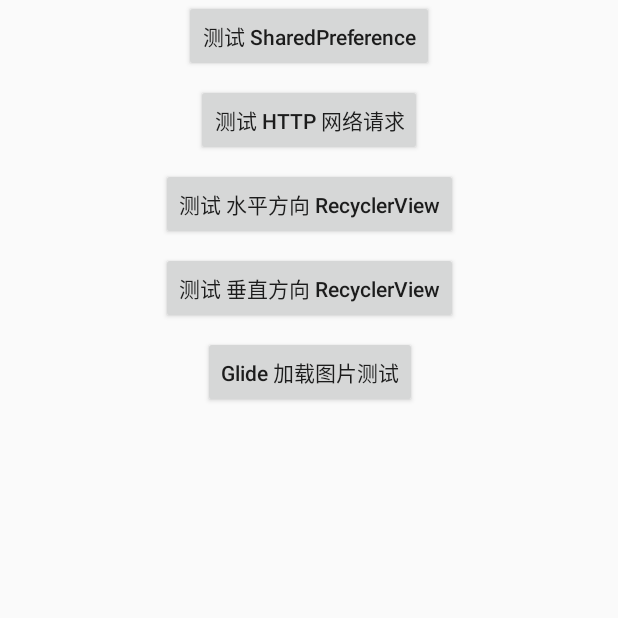
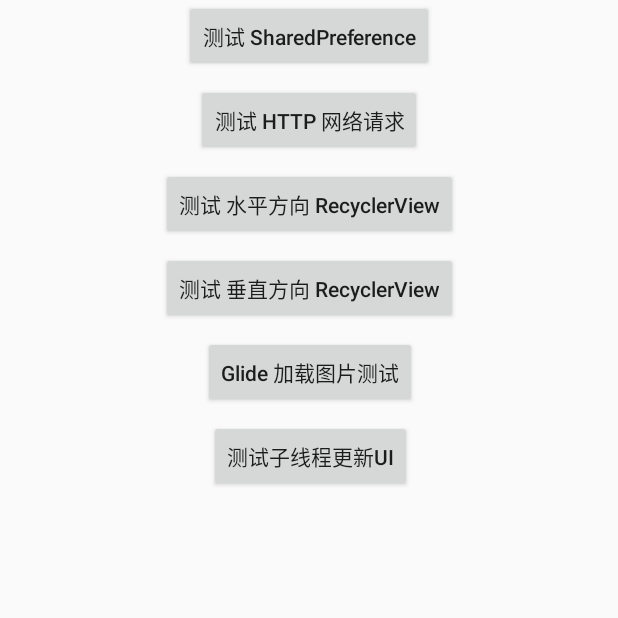
Before and after one commit to dyegral/android_learning_test, an Android app: the screen it shows after launch (MainActivity), on a phone screen of 412 x 824 dp, the top half of it. Run offline under Robolectric (Android 15) with nearby library versions, the phone set to English and light mode, and no system bars.

Commit message:
子线程跟新UI

```diff
--- a/app/src/main/AndroidManifest.xml
+++ b/app/src/main/AndroidManifest.xml
@@ -14,7 +14,8 @@
         android:supportsRtl="true"
         android:theme="@style/AppTheme"
         tools:ignore="GoogleAppIndexingWarning">
-        <activity android:name=".LoadImageTestActivity"></activity>
+        <activity android:name=".ThreadTestActivity"></activity>
+        <activity android:name=".LoadImageTestActivity" />
         <activity android:name=".RecyclerViewTestActivity" />
         <activity android:name=".MainActivity">
             <intent-filter>
--- a/app/src/main/java/com/example/myapplication/MainActivity.java
+++ b/app/src/main/java/com/example/myapplication/MainActivity.java
@@ -23,12 +23,14 @@ public class MainActivity extends BaseActivity implements View.OnClickListener {
         Button btn_rv_horizontal = findViewById(R.id.btn_recycler_view);
         Button btn_rv_vertical = findViewById(R.id.btn_recycler_view2);
         Button btn_load_img = findViewById(R.id.btn_load_img);
+        Button btn_thread = findViewById(R.id.btn_thread);
 
         btn_share_preference.setOnClickListener(this);
         btn_http.setOnClickListener(this);
         btn_rv_horizontal.setOnClickListener(this);
         btn_rv_vertical.setOnClickListener(this);
         btn_load_img.setOnClickListener(this);
+        btn_thread.setOnClickListener(this);
     }
 
     @Override
@@ -65,6 +67,12 @@ public class MainActivity extends BaseActivity implements View.OnClickListener {
                 startActivity(intent);
             }
             break;
+            case R.id.btn_thread:
+            {
+                Intent intent = new Intent(MainActivity.this, ThreadTestActivity.class);
+                startActivity(intent);
+            }
+            break;
         }
     }
 }
--- a/app/src/main/res/layout/activity_main.xml
+++ b/app/src/main/res/layout/activity_main.xml
@@ -31,7 +31,7 @@
         android:layout_width="wrap_content"
         android:layout_height="wrap_content"
         android:layout_marginTop="8dp"
-        android:text="@string/recyclerview_horizontal_test"
+        android:text="@string/recycler_view_horizontal_test"
         android:textAllCaps="false"
         app:layout_constraintEnd_toEndOf="@+id/btn_http"
         app:layout_constraintStart_toStartOf="@+id/btn_http"
@@ -42,7 +42,7 @@
         android:layout_width="wrap_content"
         android:layout_height="wrap_content"
         android:layout_marginTop="8dp"
-        android:text="@string/recyclerview_vertical_test"
+        android:text="@string/recycler_view_vertical_test"
         android:textAllCaps="false"
         app:layout_constraintEnd_toEndOf="@+id/btn_recycler_view"
         app:layout_constraintStart_toStartOf="@+id/btn_recycler_view"
@@ -59,4 +59,15 @@
         app:layout_constraintStart_toStartOf="@+id/btn_recycler_view2"
         app:layout_constraintTop_toBottomOf="@+id/btn_recycler_view2" />
 
+    <Button
+        android:id="@+id/btn_thread"
+        android:layout_width="wrap_content"
+        android:layout_height="wrap_content"
+        android:layout_marginTop="8dp"
+        android:text="@string/thread_test"
+        app:layout_constraintEnd_toEndOf="@+id/btn_load_img"
+        app:layout_constraintStart_toStartOf="@+id/btn_load_img"
+        app:layout_constraintTop_toBottomOf="@+id/btn_load_img" />
+
+
 </androidx.constraintlayout.widget.ConstraintLayout>
--- a/app/src/main/res/values/strings.xml
+++ b/app/src/main/res/values/strings.xml
@@ -3,7 +3,8 @@
     <string name="click">点击</string>
     <string name="test_sharePreference">测试 SharedPreference</string>
     <string name="http_test">测试 http 网络请求</string>
-    <string name="recyclerview_horizontal_test">测试 水平方向 RecyclerView</string>
-    <string name="recyclerview_vertical_test">测试 垂直方向 RecyclerView</string>
+    <string name="recycler_view_horizontal_test">测试 水平方向 RecyclerView</string>
+    <string name="recycler_view_vertical_test">测试 垂直方向 RecyclerView</string>
     <string name="glide_load_img_test">Glide 加载图片测试</string>
+    <string name="thread_test">测试子线程更新UI</string>
 </resources>
```
Also changed, not shown: app/src/main/java/com/example/myapplication/ThreadTestActivity.java (added, +102 -0 lines), app/src/main/res/layout/activity_thread_test.xml (added, +53 -0 lines).
